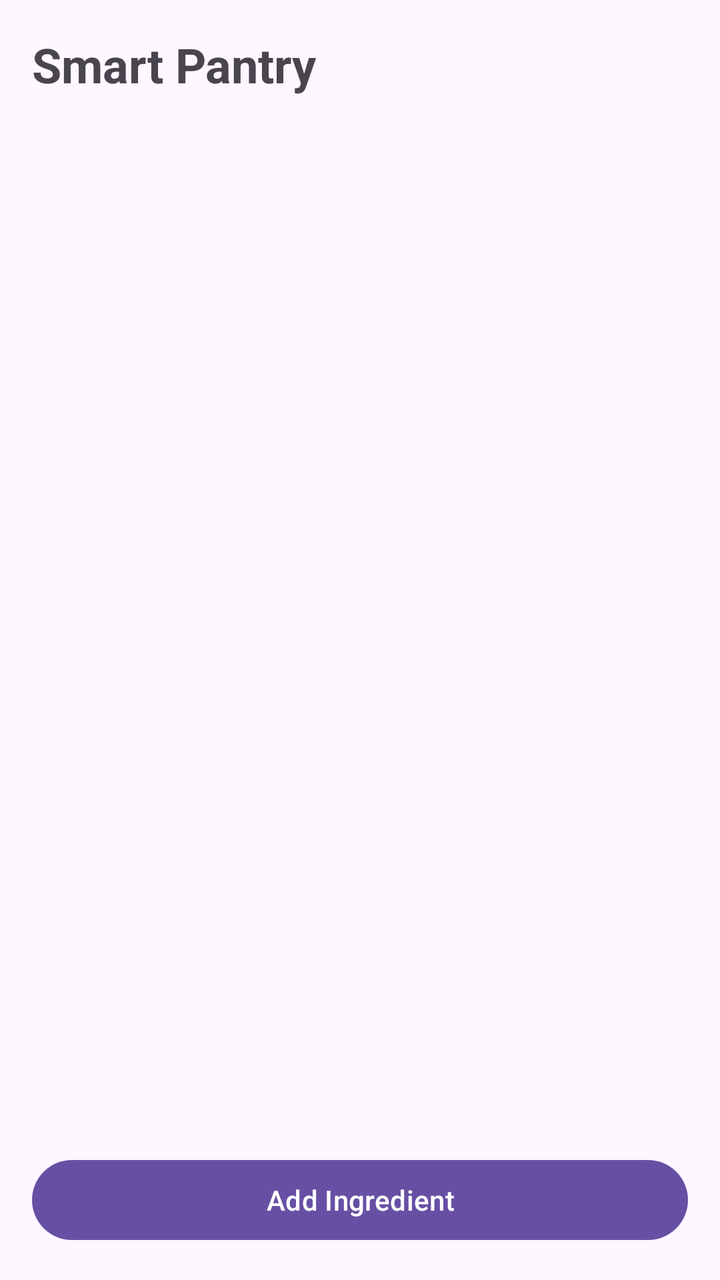
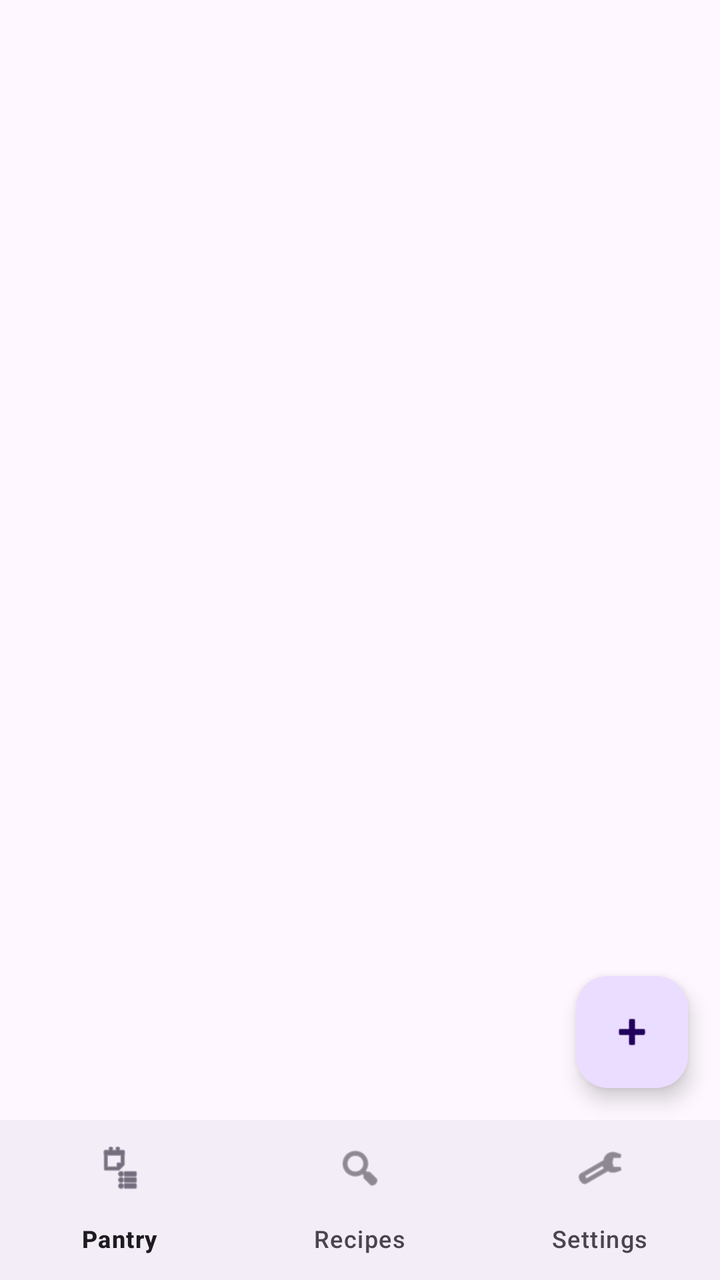

Screens rendered from an Android XML layout before and after an edit, with the pre-edit source and the edit as a unified diff.
<!-- AndroidManifest.xml: application theme Theme._402312337_Mncedane_MobileAppDev700_Assignmentdocx -->
<!-- res/layout/activity_pantry_list.xml -->
<?xml version="1.0" encoding="utf-8"?>
<LinearLayout
    xmlns:android="http://schemas.android.com/apk/res/android"
    android:layout_width="match_parent"
    android:layout_height="match_parent"
    android:orientation="vertical"
    android:padding="16dp">

    <TextView
        android:id="@+id/txtTitle"
        android:layout_width="wrap_content"
        android:layout_height="wrap_content"
        android:text="Smart Pantry"
        android:textSize="24sp"
        android:textStyle="bold"/>

    <ListView
        android:id="@+id/listPantry"
        android:layout_width="match_parent"
        android:layout_height="0dp"
        android:layout_weight="1"/>

    <Button
        android:id="@+id/btnAdd"
        android:layout_width="match_parent"
        android:layout_height="wrap_content"
        android:text="Add Ingredient"/>

</LinearLayout>
<!-- resources referenced by this layout -->
<resources>
  <style name="Theme._402312337_Mncedane_MobileAppDev700_Assignmentdocx" parent="Base.Theme._402312337_Mncedane_MobileAppDev700_Assignmentdocx" />
  <style name="Base.Theme._402312337_Mncedane_MobileAppDev700_Assignmentdocx" parent="Theme.Material3.DayNight.NoActionBar">
          
          
      </style>
</resources>

<!-- the commit's change to res/layout/activity_pantry_list.xml (unified diff, before → after) -->
@@ -1,29 +1,49 @@
 <?xml version="1.0" encoding="utf-8"?>
-<LinearLayout
+<androidx.constraintlayout.widget.ConstraintLayout
     xmlns:android="http://schemas.android.com/apk/res/android"
+    xmlns:app="http://schemas.android.com/apk/res-auto"
     android:layout_width="match_parent"
-    android:layout_height="match_parent"
-    android:orientation="vertical"
-    android:padding="16dp">
+    android:layout_height="match_parent">
+
+    <androidx.recyclerview.widget.RecyclerView
+        android:id="@+id/rvPantry"
+        android:layout_width="0dp"
+        android:layout_height="0dp"
+        app:layout_constraintTop_toTopOf="parent"
+        app:layout_constraintBottom_toTopOf="@+id/bottomNav"
+        app:layout_constraintStart_toStartOf="parent"
+        app:layout_constraintEnd_toEndOf="parent" />
 
     <TextView
-        android:id="@+id/txtTitle"
+        android:id="@+id/tvEmpty"
+        android:layout_width="0dp"
+        android:layout_height="wrap_content"
+        android:padding="32dp"
+        android:gravity="center"
+        android:text="Your pantry is empty - tap + to add an ingredient"
+        android:textSize="16sp"
+        android:visibility="gone"
+        app:layout_constraintTop_toTopOf="parent"
+        app:layout_constraintBottom_toTopOf="@+id/bottomNav"
+        app:layout_constraintStart_toStartOf="parent"
+        app:layout_constraintEnd_toEndOf="parent" />
+
+    <com.google.android.material.floatingactionbutton.FloatingActionButton
+        android:id="@+id/fabAdd"
         android:layout_width="wrap_content"
         android:layout_height="wrap_content"
-        android:text="Smart Pantry"
-        android:textSize="24sp"
-        android:textStyle="bold"/>
+        android:layout_margin="16dp"
+        android:contentDescription="Add ingredient"
+        android:src="@android:drawable/ic_input_add"
+        app:layout_constraintBottom_toTopOf="@+id/bottomNav"
+        app:layout_constraintEnd_toEndOf="parent" />
 
-    <ListView
-        android:id="@+id/listPantry"
-        android:layout_width="match_parent"
-        android:layout_height="0dp"
-        android:layout_weight="1"/>
-
-    <Button
-        android:id="@+id/btnAdd"
-        android:layout_width="match_parent"
+    <com.google.android.material.bottomnavigation.BottomNavigationView
+        android:id="@+id/bottomNav"
+        android:layout_width="0dp"
         android:layout_height="wrap_content"
-        android:text="Add Ingredient"/>
-
-</LinearLayout>
+        app:menu="@menu/bottom_nav_menu"
+        app:layout_constraintBottom_toBottomOf="parent"
+        app:layout_constraintStart_toStartOf="parent"
+        app:layout_constraintEnd_toEndOf="parent" />
+</androidx.constraintlayout.widget.ConstraintLayout>
